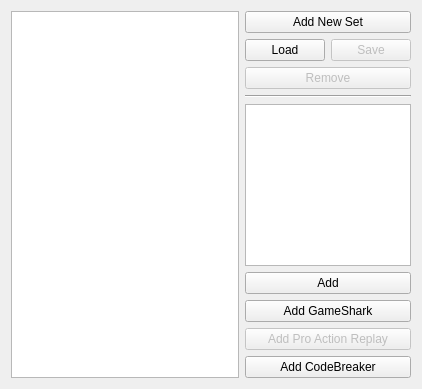
Above: Libretro/mgba/src/platform/qt/CheatsView.ui from kiddreads/Avalon-copy2 before the change. Below: the same form after it.
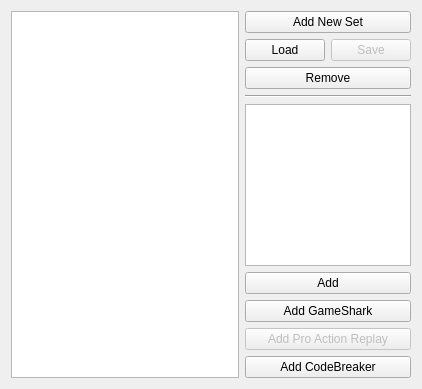
That is the form after the change.

```diff
--- a/Libretro/mgba/src/platform/qt/CheatsView.ui
+++ b/Libretro/mgba/src/platform/qt/CheatsView.ui
@@ -16,9 +16,6 @@
   <layout class="QGridLayout" name="gridLayout">
    <item row="2" column="1" colspan="2">
     <widget class="QPushButton" name="remove">
-     <property name="enabled">
-      <bool>false</bool>
-     </property>
      <property name="text">
       <string>Remove</string>
      </property>
```
Left out of the diff: 2 changed lines with no effect on the pictures.
